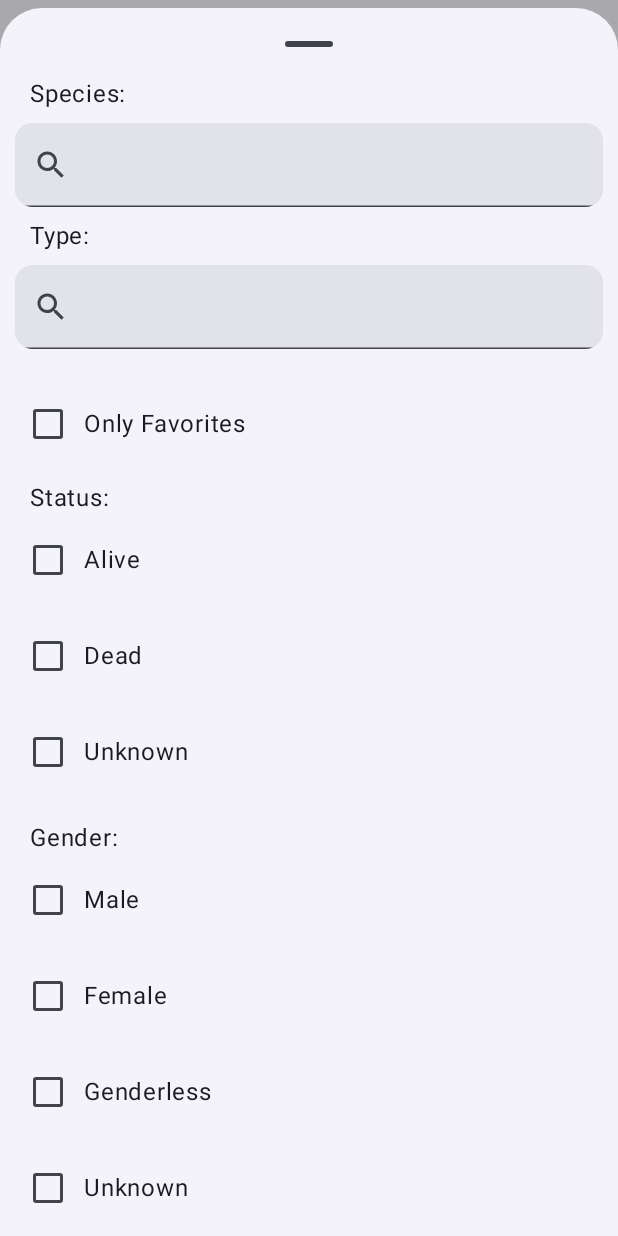
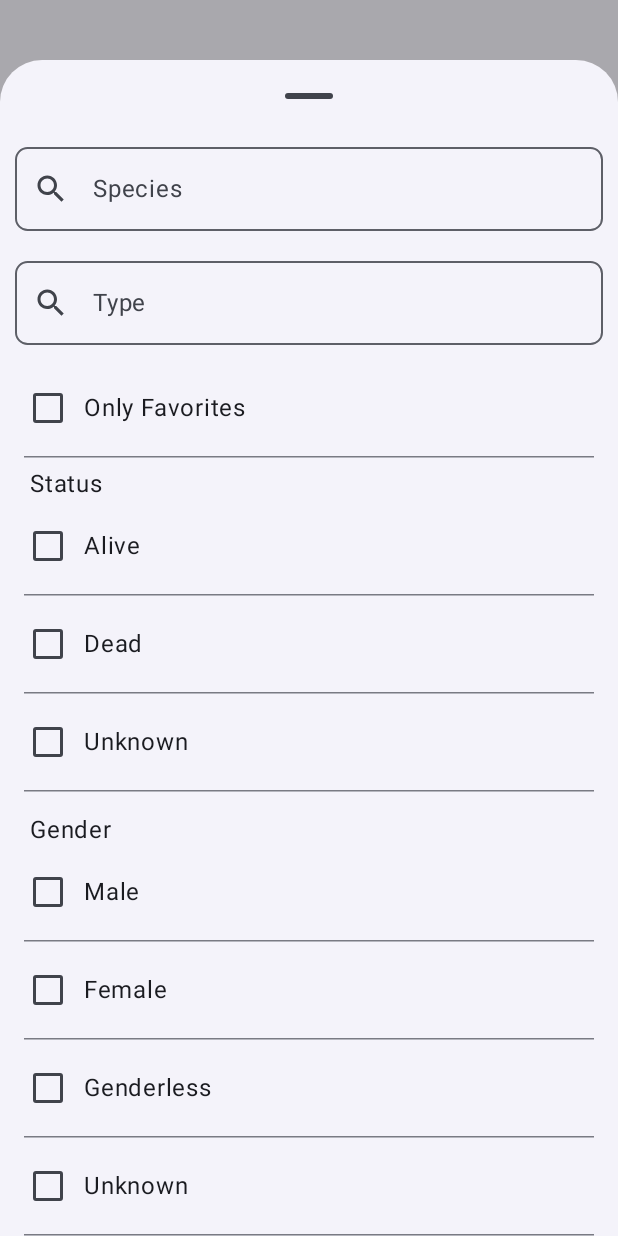
Before and after one commit to ardacey/Rick-and-Morty-App, an Android app built with Jetpack Compose: the composable CharacterBottomSheet shown on its own in the app's theme, after a tap on an icon or button, on a phone screen of 412 x 824 dp. Run offline under Robolectric (Android 15) with nearby library versions, the phone set to English and light mode, and no system bars.

Commit message:
Search Bar & Filter Screen Visual Update

```diff
--- a/app/src/main/java/com/example/rickandmorty/components/main_screen_ui/SearchBar.kt
+++ b/app/src/main/java/com/example/rickandmorty/components/main_screen_ui/SearchBar.kt
@@ -4,16 +4,16 @@ import androidx.compose.foundation.interaction.MutableInteractionSource
 import androidx.compose.foundation.interaction.collectIsFocusedAsState
 import androidx.compose.foundation.layout.fillMaxWidth
 import androidx.compose.foundation.layout.padding
+import androidx.compose.foundation.shape.RoundedCornerShape
 import androidx.compose.material.icons.Icons
 import androidx.compose.material.icons.filled.Close
 import androidx.compose.material.icons.filled.Search
 import androidx.compose.material.icons.filled.Settings
-import androidx.compose.material3.Card
 import androidx.compose.material3.Icon
 import androidx.compose.material3.IconButton
 import androidx.compose.material3.MaterialTheme
+import androidx.compose.material3.OutlinedTextField
 import androidx.compose.material3.Text
-import androidx.compose.material3.TextField
 import androidx.compose.runtime.Composable
 import androidx.compose.runtime.getValue
 import androidx.compose.runtime.remember
@@ -31,18 +31,14 @@ fun SearchBar(
     val interactionSource = remember { MutableInteractionSource() }
     val isFocused by interactionSource.collectIsFocusedAsState()
 
-    Card(
-        modifier = Modifier
-            .fillMaxWidth()
-            .padding(10.dp),
-    ) {
-        TextField(
+    OutlinedTextField(
         value = searchQuery,
         onValueChange = onValueChange,
         placeholder = { Text(
             text = placeholderText,
             style = MaterialTheme.typography.displayMedium) },
-            modifier = Modifier.fillMaxWidth(),
+        shape = RoundedCornerShape(15),
+        modifier = Modifier.fillMaxWidth().padding(10.dp),
         maxLines = 1,
         leadingIcon = { Icon(imageVector = Icons.Filled.Search, contentDescription = "Search") },
         trailingIcon = {
@@ -61,4 +57,3 @@ fun SearchBar(
         interactionSource = interactionSource
     )
 }
-}
--- a/app/src/main/java/com/example/rickandmorty/components/main_screen_ui/bottom_sheet_ui/CharacterBottomSheet.kt
+++ b/app/src/main/java/com/example/rickandmorty/components/main_screen_ui/bottom_sheet_ui/CharacterBottomSheet.kt
@@ -25,24 +25,13 @@ fun CharacterBottomSheet(onDismissRequest: () -> Unit, viewModel: CharacterViewM
 
     ModalBottomSheet(onDismissRequest = onDismissRequest) {
         Column {
-            Text(
-                text = "Species:",
-                modifier = Modifier.padding(horizontal = 20.dp),
-                style = MaterialTheme.typography.displayMedium
-            )
-
             SearchFilter(
                 searchQuery = state.speciesQuery,
                 onValueChange = { viewModel.updateSpeciesQuery(it) },
                 suggestions = speciesSuggestions,
                 onSuggestionSelected = { viewModel.updateSpeciesSuggestions(it) },
-                clearSearch = { viewModel.updateSpeciesQuery("") }
-            )
-
-            Text(
-                text = "Type:",
-                modifier = Modifier.padding(horizontal = 20.dp),
-                style = MaterialTheme.typography.displayMedium
+                clearSearch = { viewModel.updateSpeciesQuery("") },
+                placeholderText = "Species"
             )
 
             SearchFilter(
@@ -50,10 +39,9 @@ fun CharacterBottomSheet(onDismissRequest: () -> Unit, viewModel: CharacterViewM
                 onValueChange = { viewModel.updateTypeQuery(it) },
                 suggestions = typeSuggestions,
                 onSuggestionSelected = { viewModel.updateTypeSuggestions(it) },
-                clearSearch = { viewModel.updateTypeQuery("") }
+                clearSearch = { viewModel.updateTypeQuery("") },
+                placeholderText = "Type"
             )
-
-            Spacer(modifier = Modifier.height(8.dp))
 
             FilterCheckbox(
                 label = "Only Favorites",
@@ -64,7 +52,7 @@ fun CharacterBottomSheet(onDismissRequest: () -> Unit, viewModel: CharacterViewM
             Spacer(modifier = Modifier.height(8.dp))
 
             Text(
-                text = "Status:",
+                text = "Status",
                 modifier = Modifier.padding(horizontal = 20.dp),
                 style = MaterialTheme.typography.displayMedium
             )
@@ -96,7 +84,7 @@ fun CharacterBottomSheet(onDismissRequest: () -> Unit, viewModel: CharacterViewM
             Spacer(modifier = Modifier.height(16.dp))
 
             Text(
-                text = "Gender:",
+                text = "Gender",
                 modifier = Modifier.padding(horizontal = 20.dp),
                 style = MaterialTheme.typography.displayMedium
             )
--- a/app/src/main/java/com/example/rickandmorty/components/main_screen_ui/bottom_sheet_ui/FilterCheckbox.kt
+++ b/app/src/main/java/com/example/rickandmorty/components/main_screen_ui/bottom_sheet_ui/FilterCheckbox.kt
@@ -3,6 +3,7 @@ package com.example.rickandmorty.components.main_screen_ui.bottom_sheet_ui
 import androidx.compose.foundation.layout.Row
 import androidx.compose.foundation.layout.padding
 import androidx.compose.material3.Checkbox
+import androidx.compose.material3.HorizontalDivider
 import androidx.compose.material3.MaterialTheme
 import androidx.compose.material3.Text
 import androidx.compose.runtime.Composable
@@ -26,4 +27,5 @@ fun FilterCheckbox(
         )
         Text(text = label, style = MaterialTheme.typography.displayMedium)
     }
+    HorizontalDivider(modifier = Modifier.padding(horizontal = 16.dp))
 }
--- a/app/src/main/java/com/example/rickandmorty/components/main_screen_ui/bottom_sheet_ui/LocationBottomSheet.kt
+++ b/app/src/main/java/com/example/rickandmorty/components/main_screen_ui/bottom_sheet_ui/LocationBottomSheet.kt
@@ -1,15 +1,11 @@
 package com.example.rickandmorty.components.main_screen_ui.bottom_sheet_ui
 
 import androidx.compose.foundation.layout.Column
-import androidx.compose.foundation.layout.padding
 import androidx.compose.material3.ExperimentalMaterial3Api
 import androidx.compose.material3.ModalBottomSheet
-import androidx.compose.material3.Text
 import androidx.compose.runtime.Composable
 import androidx.compose.runtime.collectAsState
 import androidx.compose.runtime.getValue
-import androidx.compose.ui.Modifier
-import androidx.compose.ui.unit.dp
 import com.example.rickandmorty.viewmodel.location.LocationViewModel
 import org.koin.androidx.compose.koinViewModel
 
@@ -22,22 +18,22 @@ fun LocationBottomSheet(onDismissRequest: () -> Unit, viewModel: LocationViewMod
 
     ModalBottomSheet(onDismissRequest = onDismissRequest) {
         Column {
-            Text(text = "Type:", modifier = Modifier.padding(horizontal = 20.dp))
             SearchFilter(
                 searchQuery = state.typeQuery,
                 onValueChange = { viewModel.updateTypeQuery(it) },
                 suggestions = typeSuggestions,
                 onSuggestionSelected = { viewModel.updateTypeSuggestions(it) },
-                clearSearch = { viewModel.updateTypeQuery("") }
+                clearSearch = { viewModel.updateTypeQuery("") },
+                placeholderText = "Type"
             )
 
-            Text(text = "Dimension:", modifier = Modifier.padding(horizontal = 20.dp))
             SearchFilter(
                 searchQuery = state.dimensionQuery,
                 onValueChange = { viewModel.updateDimensionQuery(it) },
                 suggestions = dimensionSuggestions,
                 onSuggestionSelected = { viewModel.updateDimensionSuggestions(it) },
-                clearSearch = { viewModel.updateDimensionQuery("") }
+                clearSearch = { viewModel.updateDimensionQuery("") },
+                placeholderText = "Dimension"
             )
 
             FilterCheckbox(
--- a/app/src/main/java/com/example/rickandmorty/components/main_screen_ui/bottom_sheet_ui/SearchFilter.kt
+++ b/app/src/main/java/com/example/rickandmorty/components/main_screen_ui/bottom_sheet_ui/SearchFilter.kt
@@ -19,14 +19,15 @@ fun SearchFilter(
     onValueChange: (String) -> Unit,
     suggestions: List<String>,
     onSuggestionSelected: (String) -> Unit,
-    clearSearch: () -> Unit
+    clearSearch: () -> Unit,
+    placeholderText: String
 ) {
     val showSuggestions = searchQuery.isNotEmpty() && suggestions.isNotEmpty()
     Column {
         SearchBar(
             searchQuery = searchQuery,
             onValueChange = onValueChange,
-            placeholderText = "",
+            placeholderText = placeholderText,
             clearSearch = clearSearch
         )
     }
```
Lines whose indentation alone changed are shown as unchanged.
